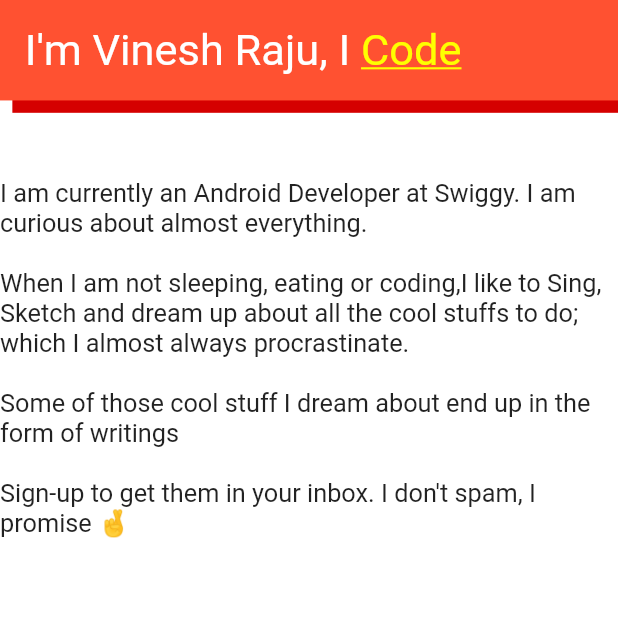
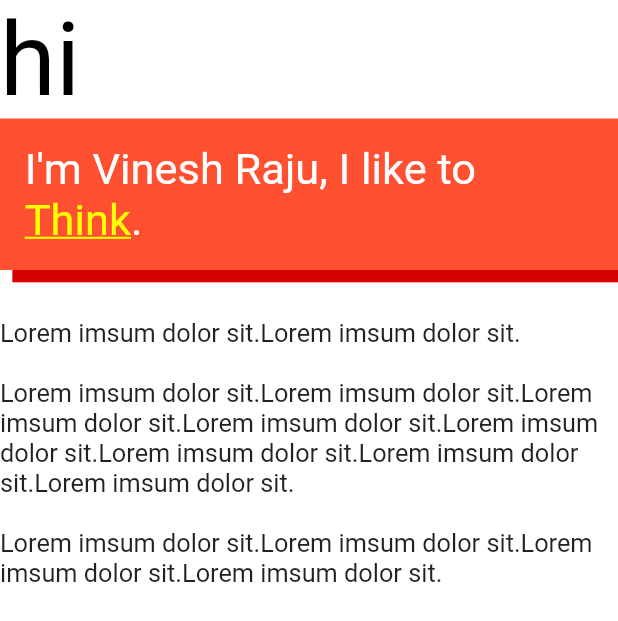
Before and after one commit to theVinesh/thevinesh.com-flutter, a Flutter app: the ScreenHome widget shown alone on an empty page, opened directly, on a phone screen of 412 x 824 dp. Shown: the top 621 px of the screen. Run offline on Flutter 3.47's test engine with Material 2 defaults, Android fonts, the phone set to English and light mode, and no system bars; our stand-ins replace bloc, equatable, flutter_bloc, google_fonts.

Commit message:
Adds Shadow box

```diff
--- a/lib/components/navbar.dart
+++ b/lib/components/navbar.dart
@@ -1,6 +1,5 @@
 import 'package:flutter/material.dart';
 import 'package:flutter_bloc/flutter_bloc.dart';
-import 'package:thevinesh/constants/constants.dart';
 import 'package:thevinesh/page/page.dart';
 import 'package:thevinesh/widgets/widgets.dart';
 
--- a/lib/screens/home.dart
+++ b/lib/screens/home.dart
@@ -1,18 +1,20 @@
 import 'package:flutter/cupertino.dart';
 import 'package:flutter/material.dart';
 import 'package:flutter_bloc/flutter_bloc.dart';
-import 'package:thevinesh/constants/constants.dart';
 import 'package:thevinesh/utils/utils.dart';
 import 'package:thevinesh/widgets/widgets.dart';
 
 class ScreenHome extends StatelessWidget {
-  static const _vineshRoles = [
+  static const _verbs = [
+    "Dream",
     "Think",
+    "Design",
     "Code",
-    "Design",
+    "Make",
     "Sing",
-    "Draw",
-    "Dream"
+    "Sketch",
+    "Cook",
+    "Party",
   ];
 
   static const _roleColors = [
@@ -25,23 +27,28 @@ class ScreenHome extends StatelessWidget {
   @override
   Widget build(BuildContext context) {
     SizeConfig().init(context);
-
     return Column(
       crossAxisAlignment: CrossAxisAlignment.start,
       children: [
+        RichText(
+          text: TextSpan(
+            style: Theme.of(context).textTheme.headline2,
+            children: [
+              TextSpan(text: "hi"),
+            ],
+          ),
+          textScaleFactor: SizeConfig.textScaleFactor,
+        ),
         _heroView(context),
-        Text(
-          """
-              I am currently an Android Developer at Swiggy. I am curious about almost everything.
-
-              When I am not sleeping, eating or coding,I like to Sing, Sketch and dream up about all the cool stuffs to do; which I almost always procrastinate.
-
-              Some of those cool stuff I dream about end up in the form of writings
-
-              Sign-up to get them in your inbox. I don't spam, I promise 🤞
-            """
-              .stripMargin(),
+        RichText(
+          text: TextSpan(
             style: Theme.of(context).textTheme.bodyText2,
+            children: [
+              TextSpan(
+                  text:
+                      "Lorem imsum dolor sit.Lorem imsum dolor sit.\n\nLorem imsum dolor sit.Lorem imsum dolor sit.Lorem imsum dolor sit.Lorem imsum dolor sit.Lorem imsum dolor sit.Lorem imsum dolor sit.Lorem imsum dolor sit.Lorem imsum dolor sit.\n\nLorem imsum dolor sit.Lorem imsum dolor sit.Lorem imsum dolor sit.Lorem imsum dolor sit."),
+            ],
+          ),
           textScaleFactor: SizeConfig.textScaleFactor,
         ),
       ],
@@ -59,51 +66,32 @@ class ScreenHome extends StatelessWidget {
             BlocProvider.of<TextCycleViewBloc>(context).add(TextCycleResumed());
           }
         },
-        child: Container(
-          constraints: BoxConstraints(
+        child: Padding(
+          padding: EdgeInsets.only(bottom: 32),
+          child: ShadowBoxView(
             minHeight: 8 * SizeConfig.blockSizeVertical,
-          ),
-          margin: EdgeInsets.only(bottom: 32),
             padding: EdgeInsets.all(2 * SizeConfig.biggestBlock),
-          alignment: Alignment.centerLeft,
-          decoration: BoxDecoration(
-            color: Theme.of(context).primaryColorLight,
-            boxShadow: [
-              BoxShadow(
-                blurRadius: 0,
-                color: Theme.of(context).primaryColor,
-                offset: Offset(
-                  SizeConfig.biggestBlock,
-                  SizeConfig.biggestBlock,
-                ),
-              ),
-            ],
-          ),
             child: BlocBuilder<TextCycleViewBloc, TextCycleViewState>(
               builder: (context, state) {
                 return RichText(
                   textScaleFactor: SizeConfig.textScaleFactor,
                   text: TextSpan(
-                  style: Theme.of(context)
-                      .textTheme
-                      .headline5
-                      .copyWith(color: SiteTheme.white),
+                    style: Theme.of(context).primaryTextTheme.headline5,
                     children: [
                       TextSpan(
-                      text: "I'm Vinesh Raju, I ",
-                      children: [
+                        text: "I'm Vinesh Raju, I like to ",
+                      ),
                       if (state is TextCycleNext)
                         TextSpan(
-                            text:
-                                _vineshRoles[state.index % _vineshRoles.length],
-                            style:
-                                Theme.of(context).textTheme.headline5.copyWith(
+                          text: _verbs[state.index % _verbs.length],
+                          style: Theme.of(context).textTheme.headline5.copyWith(
                                 decoration: TextDecoration.underline,
-                                      color: _roleColors[
-                                          state.index % _roleColors.length],
+                                color:
+                                    _roleColors[state.index % _roleColors.length],
                               ),
-                          )
-                      ],
+                        ),
+                      TextSpan(
+                        text: ".",
                       ),
                     ],
                   ),
@@ -111,5 +99,6 @@ class ScreenHome extends StatelessWidget {
               },
             ),
           ),
+        ),
       );
 }
--- /dev/null
+++ b/lib/widgets/shadow_box_view.dart
@@ -0,0 +1,47 @@
+import 'package:flutter/material.dart';
+import 'package:thevinesh/constants/constants.dart';
+import 'package:thevinesh/utils/utils.dart';
+
+class ShadowBoxView extends StatelessWidget {
+  final double minHeight;
+  final EdgeInsetsGeometry padding;
+  final Alignment alignment;
+  final Color backgroundColor;
+  final Color shadowColor;
+  final Widget child;
+
+  const ShadowBoxView(
+      {@required this.child,
+      this.minHeight = 32,
+      this.padding,
+      this.alignment = Alignment.centerLeft,
+      this.backgroundColor = SiteTheme.redLight,
+      this.shadowColor = SiteTheme.red});
+
+  @override
+  Widget build(BuildContext context) {
+    SizeConfig().init(context);
+    return Container(
+      constraints: BoxConstraints(
+        minHeight: minHeight,
+        minWidth: double.infinity,
+      ),
+      padding: padding,
+      alignment: alignment,
+      decoration: BoxDecoration(
+        color: backgroundColor,
+        boxShadow: [
+          BoxShadow(
+            blurRadius: 0,
+            color: shadowColor,
+            offset: Offset(
+              SizeConfig.biggestBlock,
+              SizeConfig.biggestBlock,
+            ),
+          ),
+        ],
+      ),
+      child: child,
+    );
+  }
+}
--- a/lib/widgets/widgets.dart
+++ b/lib/widgets/widgets.dart
@@ -1,3 +1,4 @@
 export './site_sliding_segmented_control.dart';
 export './text_background_view.dart';
 export './text_cycle_view/text_cycle_view.dart';
+export './shadow_box_view.dart';
```
Lines whose indentation alone changed are shown as unchanged.
